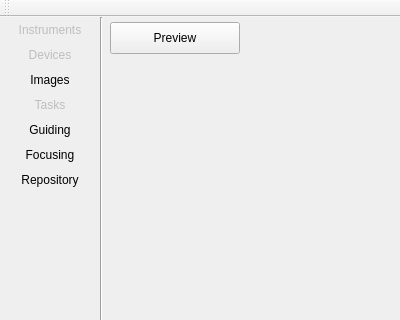
AndreasFMueller/AstroPhotography, file snowgui/snowgui/snowgui/mainwindow.ui: the form before one commit; both pictures show x 0 to 400 and y 0 to 320 of the 400 by 500 pixel window.
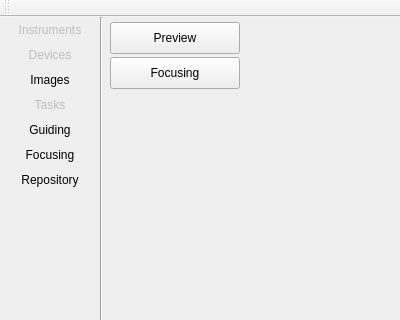
The form after the commit.

Diff of the .ui file:
```diff
--- a/snowgui/snowgui/snowgui/mainwindow.ui
+++ b/snowgui/snowgui/snowgui/mainwindow.ui
@@ -206,6 +206,19 @@
      <string>Preview</string>
     </property>
    </widget>
+   <widget class="QPushButton" name="appFocusingButton">
+    <property name="geometry">
+     <rect>
+      <x>110</x>
+      <y>40</y>
+      <width>130</width>
+      <height>32</height>
+     </rect>
+    </property>
+    <property name="text">
+     <string>Focusing</string>
+    </property>
+   </widget>
   </widget>
   <widget class="QMenuBar" name="menuBar">
    <property name="geometry">
```
Left out of the diff: 17 changed lines with no effect on the pictures.
